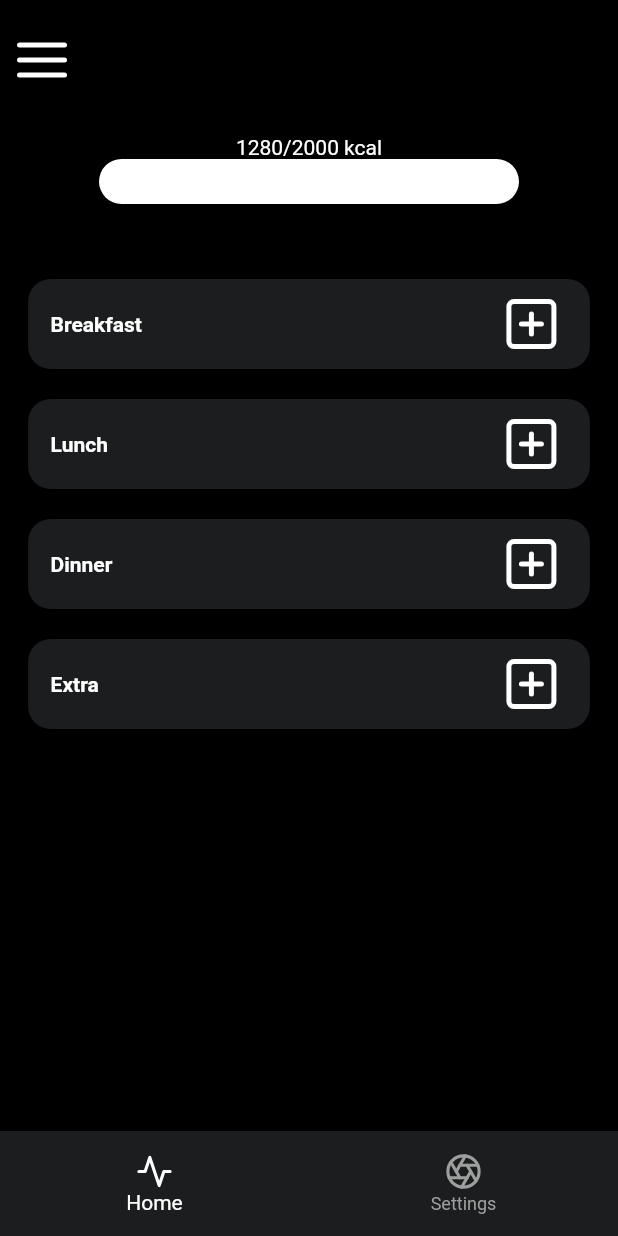
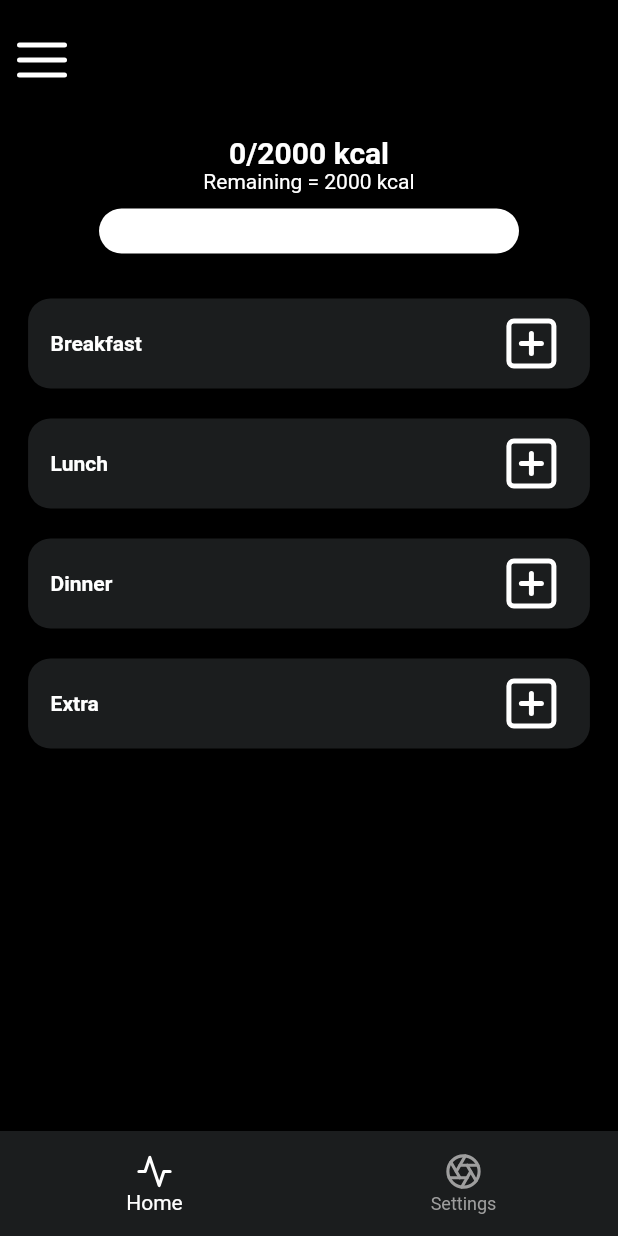
Before and after one commit to engineerturph/diethelper, a Flutter app: the screen it shows after launch, on a phone screen of 412 x 824 dp. Run offline on Flutter 3.47's test engine with Material 2 defaults, Android fonts, the phone set to English and light mode, and no system bars; our stand-ins replace flutter_feather_icons.

Commit message:
kcal bar functions added

```diff
--- a/lib/Data/foods_list.dart
+++ b/lib/Data/foods_list.dart
@@ -35,6 +35,31 @@ class FoodData extends ChangeNotifier {
         meal: Meals.noMeal,
         recipeCode: 2)
   ];
+  int totalKcal = 0;
+  int limitKcal = 2000;
+  get totalLimitRatio {
+    int ratio = (totalKcal / limitKcal * 10).round();
+    if (ratio == 1) {
+      return 0.15;
+    }
+    if (ratio > 10) {
+      ratio = 10;
+    }
+    return ratio / 10.0;
+  }
+
+  get remainingKcal {
+    return limitKcal - totalKcal;
+  }
+
+  get kcalTargetReached {
+    if (limitKcal - totalKcal > 0) {
+      return false;
+    } else {
+      return true;
+    }
+  }
+
   List<Food> tempFoodArr = [];
   adRecipe(Food food) {
     FoodsList.add(food);
@@ -69,4 +94,21 @@ class FoodData extends ChangeNotifier {
     tempFoodArr = [];
     notifyListeners();
   }
+
+  calculateKcal() {
+    totalKcal = 0;
+    for (var i = 0; i < mealFoodsMap[Meals.Morning]!.length; i++) {
+      totalKcal += mealFoodsMap[Meals.Morning]![i].kcal100g;
+    }
+    for (var i = 0; i < mealFoodsMap[Meals.Afternoon]!.length; i++) {
+      totalKcal += mealFoodsMap[Meals.Afternoon]![i].kcal100g;
+    }
+    for (var i = 0; i < mealFoodsMap[Meals.Night]!.length; i++) {
+      totalKcal += mealFoodsMap[Meals.Night]![i].kcal100g;
+    }
+    for (var i = 0; i < mealFoodsMap[Meals.Extra]!.length; i++) {
+      totalKcal += mealFoodsMap[Meals.Extra]![i].kcal100g;
+    }
+    notifyListeners();
+  }
 }
--- a/lib/Screens/meal_screen.dart
+++ b/lib/Screens/meal_screen.dart
@@ -1,3 +1,4 @@
+import 'package:diethelper/Widgets/main%20screen%20widgets/show_calories_taken.dart';
 import 'package:flutter/material.dart';
 import "package:flutter_feather_icons/flutter_feather_icons.dart";
 import 'package:provider/provider.dart';
@@ -32,10 +33,17 @@ class _MealScreenState extends State<MealScreen> {
         ),
         actions: [
           Padding(
+            padding: const EdgeInsets.only(right: 35.0, top: 25.0),
+            child: ShowCaloriesTaken(
+              totalWidth: 200.0,
+            ),
+          ),
+          Padding(
             padding: const EdgeInsets.only(right: 20.0),
             child: TextButton(
               onPressed: () {
                 context.read<FoodData>().saveFoods(widget.curMeal);
+                context.read<FoodData>().calculateKcal();
                 Navigator.pop(context);
               },
               child: Text(
--- a/lib/Screens/recipe_screen.dart
+++ b/lib/Screens/recipe_screen.dart
@@ -93,7 +93,7 @@ class _RecipeScreenState extends State<RecipeScreen> {
                         color: kSecondaryColor,
                         child: Center(
                           child: Text(
-                            'ADD',
+                            'SAVE',
                             style: kMiddleTextStyle,
                           ),
                         ),
--- a/lib/Widgets/main screen widgets/main_body_widget.dart
+++ b/lib/Widgets/main screen widgets/main_body_widget.dart
@@ -1,3 +1,5 @@
+import 'package:diethelper/Widgets/main%20screen%20widgets/show_calories_taken.dart';
+import 'package:diethelper/constants.dart';
 import 'package:flutter/material.dart';
 import 'package:provider/provider.dart';
 import '../../Data/food.dart';
@@ -22,21 +24,18 @@ class _MainBodyWidgetState extends State<MainBodyWidget> {
           crossAxisAlignment: CrossAxisAlignment.center,
           children: [
             Text(
-              '1280/2000 kcal',
+                '${context.watch<FoodData>().totalKcal}/${context.watch<FoodData>().limitKcal} kcal',
+                style: kMiddleTextStyle),
+            Text(
+              'Remaining = ${context.watch<FoodData>().remainingKcal} kcal',
               style: TextStyle(
                 color: Colors.white,
               ),
             ),
             Padding(
-              padding: const EdgeInsets.symmetric(horizontal: 15.0),
-              child: Container(
-                decoration: BoxDecoration(
-                  borderRadius: BorderRadius.circular(15.0),
-                  color: Colors.white,
-                ),
-                height: 30.0,
-                width: 280.0,
-                margin: EdgeInsets.fromLTRB(0.0, 0.0, 0.0, 40.0),
+              padding: const EdgeInsets.only(top: 10.0, bottom: 20.0),
+              child: ShowCaloriesTaken(
+                totalWidth: 280.0,
               ),
             ),
             ListView(
--- /dev/null
+++ b/lib/Widgets/main screen widgets/show_calories_taken.dart
@@ -0,0 +1,37 @@
+import 'package:flutter/material.dart';
+import 'package:provider/provider.dart';
+import '../../Data/foods_list.dart';
+
+class ShowCaloriesTaken extends StatelessWidget {
+  ShowCaloriesTaken({required this.totalWidth});
+  double totalWidth;
+
+  @override
+  Widget build(BuildContext context) {
+    return Container(
+      height: 30.0,
+      child: Stack(
+        children: [
+          Container(
+            decoration: BoxDecoration(
+              borderRadius: BorderRadius.circular(15.0),
+              color: Colors.white,
+            ),
+            height: 30.0,
+            width: totalWidth,
+          ),
+          Container(
+            decoration: BoxDecoration(
+              borderRadius: BorderRadius.circular(15.0),
+              color: context.watch<FoodData>().kcalTargetReached
+                  ? Colors.red
+                  : Colors.blue,
+            ),
+            height: 30.0,
+            width: totalWidth * context.watch<FoodData>().totalLimitRatio,
+          ),
+        ],
+      ),
+    );
+  }
+}
```
Also changed, not shown: 1 other file.
